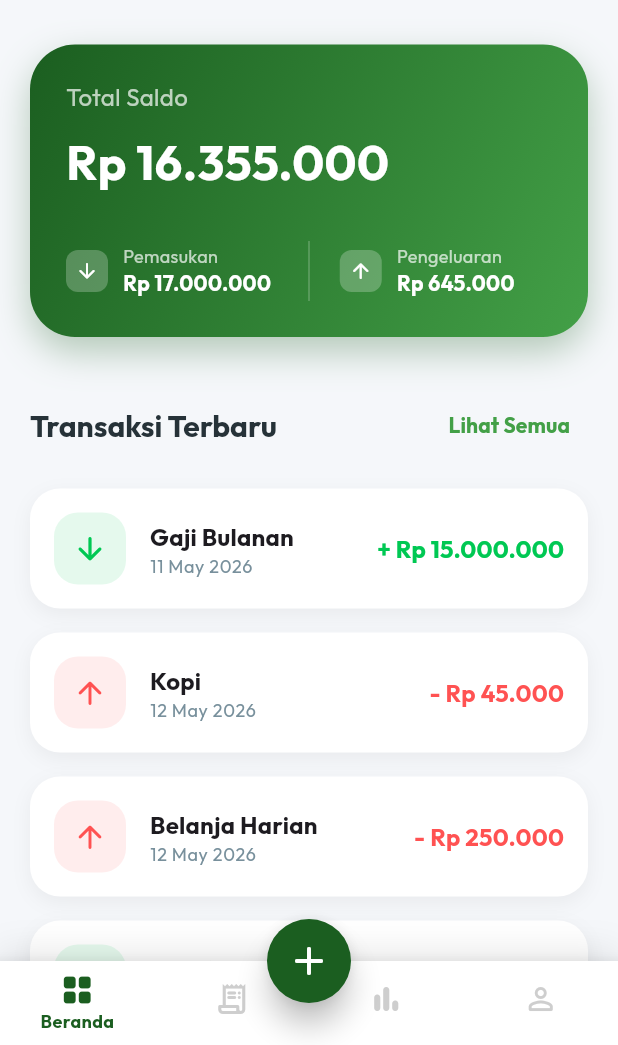
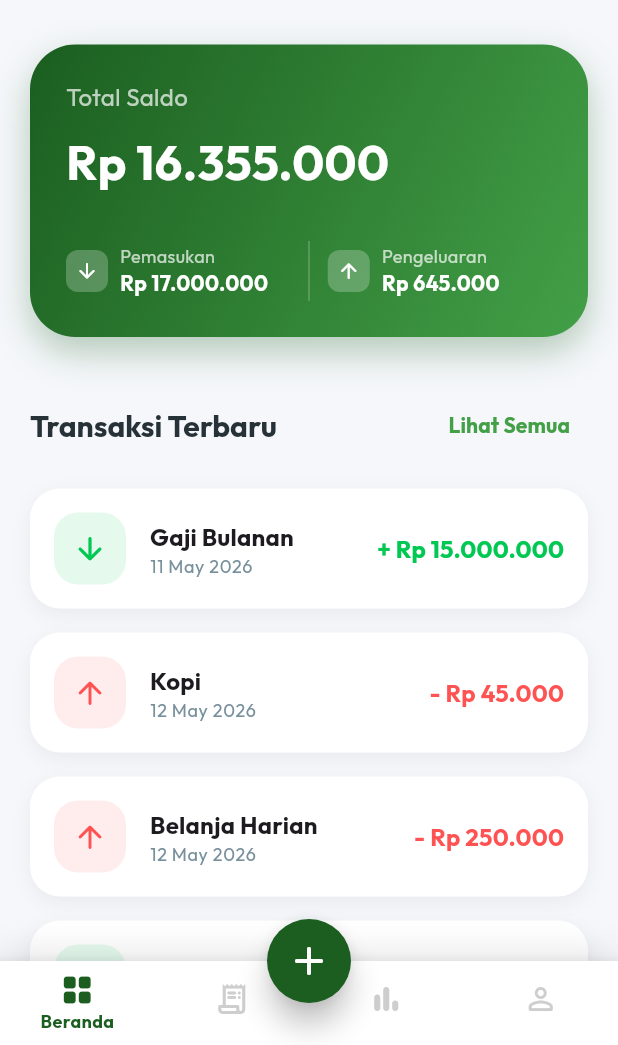
Before and after one commit to mohrifqi5555-eng/track_money, a Flutter app: the screen it shows after launch, on a phone screen of 412 x 824 dp, the part 191-1236 px from its top. Run offline on Flutter 3.47's test engine with Material 3 defaults, Android fonts, the phone set to English and light mode, and no system bars; our stand-ins replace animate_do, google_fonts.

Commit message:
Hapus tulisan vertikal ‘RIGHT OVERFLOWED BY 19 PIXELS’

```diff
--- a/lib/screens/dashboard_screen.dart
+++ b/lib/screens/dashboard_screen.dart
@@ -97,7 +97,7 @@ class DashboardScreen extends StatelessWidget {
                         icon: Icons.arrow_downward_rounded,
                         color: Colors.white,
                       ),
-                      Container(width: 1, height: 40, color: Colors.white24, margin: const EdgeInsets.symmetric(horizontal: 20)),
+                      Container(width: 1, height: 40, color: Colors.white24, margin: const EdgeInsets.symmetric(horizontal: 12)),
                       _buildBalanceDetail(
                         label: 'Pengeluaran',
                         amount: totalExpense,
@@ -159,16 +159,23 @@ class DashboardScreen extends StatelessWidget {
             ),
             child: Icon(icon, color: color, size: 16),
           ),
-          const SizedBox(width: 10),
-          Column(
+          const SizedBox(width: 8),
+          Expanded(
+            child: Column(
               crossAxisAlignment: CrossAxisAlignment.start,
               children: [
-              Text(label, style: const TextStyle(color: Colors.white70, fontSize: 12)),
+                Text(
+                  label,
+                  style: const TextStyle(color: Colors.white70, fontSize: 12),
+                  overflow: TextOverflow.ellipsis,
+                ),
                 Text(
                   currencyFormatter.format(amount),
                   style: const TextStyle(color: Colors.white, fontSize: 14, fontWeight: FontWeight.bold),
+                  overflow: TextOverflow.ellipsis,
                 ),
               ],
+            ),
           ),
         ],
       ),
```
Lines whose indentation alone changed are shown as unchanged.
